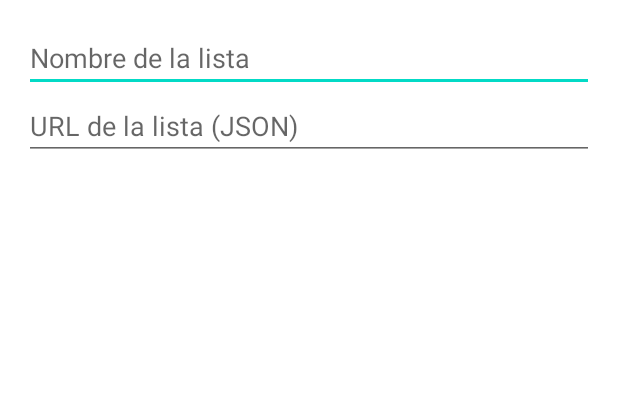
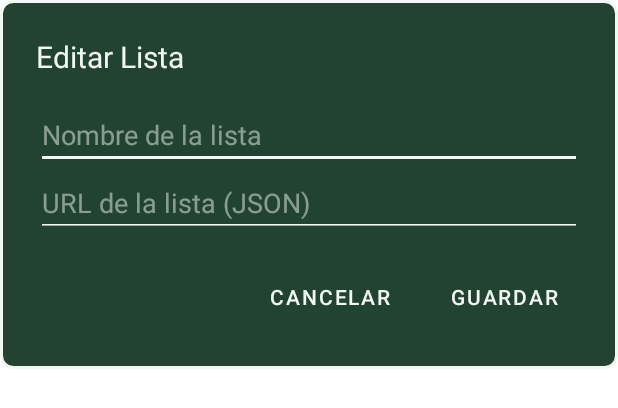
Before and after one commit to SaraLunaDev/FloraStreams2.0, an Android app built with Jetpack Compose: the layout dialog_add_edit_json.xml on its own in the app's theme, with its tools: preview values and no code run, on a phone screen of 412 x 824 dp. Shown: the top 408 px of the screen. Run offline under Robolectric (Android 15) with nearby library versions, the phone set to English and light mode, and no system bars.

Commit message:
Json Selector / Database / Color

```diff
--- a/app/build.gradle.kts
+++ b/app/build.gradle.kts
@@ -74,4 +74,8 @@ dependencies {
     implementation("androidx.room:room-runtime:2.6.1")
     implementation("androidx.room:room-ktx:2.6.1")
     kapt("androidx.room:room-compiler:2.6.1")
+
+    // Dependencia a Glide para cargar los Iconos del Json
+    implementation("com.github.bumptech.glide:glide:4.16.0")
+    kapt("com.github.bumptech.glide:compiler:4.16.0")
 }
--- a/app/src/main/java/com/example/flora_streams/adapter/SubcategoryAdapter.kt
+++ b/app/src/main/java/com/example/flora_streams/adapter/SubcategoryAdapter.kt
@@ -5,12 +5,14 @@ import android.view.LayoutInflater
 import android.view.View
 import android.view.ViewGroup
 import android.widget.Button
+import android.widget.ImageView
 import android.widget.LinearLayout
 import android.widget.TextView
 import androidx.recyclerview.widget.RecyclerView
 import com.example.flora_streams.R
 import com.example.flora_streams.files.Subcategory
 import androidx.core.net.toUri
+import com.bumptech.glide.Glide
 import com.example.flora_streams.files.openAceStream
 import com.google.android.material.button.MaterialButton
 
@@ -20,6 +22,7 @@ class SubcategoryAdapter(private val subcategories: List<Subcategory>) :
     inner class SubcategoryViewHolder(val view: View) : RecyclerView.ViewHolder(view) {
         val tvSubcategoryName: TextView = view.findViewById(R.id.tvSubcategoryName)
         val llUrls: LinearLayout = view.findViewById(R.id.llUrls)
+        val ivIcon: ImageView = view.findViewById(R.id.ivSubcategoryIcon)
     }
 
     override fun onCreateViewHolder(
@@ -36,6 +39,8 @@ class SubcategoryAdapter(private val subcategories: List<Subcategory>) :
     ) {
         val subcategory = subcategories[position]
         holder.tvSubcategoryName.text = subcategory.name
+
+        Glide.with(holder.view.context).load(subcategory.icon).into(holder.ivIcon)
 
         holder.llUrls.removeAllViews()
 
--- a/app/src/main/java/com/example/flora_streams/files/Models.kt
+++ b/app/src/main/java/com/example/flora_streams/files/Models.kt
@@ -7,6 +7,7 @@ data class Url(
 
 data class Subcategory(
     val name: String,
+    val icon: String,
     val urls: List<Url>
 )
 
--- /dev/null
+++ b/app/src/main/res/drawable/dialog_background.xml
@@ -0,0 +1,9 @@
+<?xml version="1.0" encoding="utf-8"?>
+<shape xmlns:android="http://schemas.android.com/apk/res/android"
+    android:shape="rectangle">
+    <solid android:color="@color/color_5"/> <!-- color de fondo -->
+    <corners android:radius="8dp"/> <!-- bordes redondeados -->
+    <stroke
+        android:width="2dp"
+        android:color="@color/color_1"/>
+</shape>
--- a/app/src/main/res/layout/activity_json_manager.xml
+++ b/app/src/main/res/layout/activity_json_manager.xml
@@ -2,14 +2,14 @@
 <LinearLayout xmlns:android="http://schemas.android.com/apk/res/android"
     android:layout_width="match_parent"
     android:layout_height="match_parent"
-    android:background="@color/background"
+    android:background="@color/color_6"
     android:orientation="vertical">
 
     <com.google.android.material.appbar.MaterialToolbar
         android:id="@+id/topBarManager"
         android:layout_width="match_parent"
         android:layout_height="?attr/actionBarSize"
-        android:background="@color/teal_700"
+        android:background="@color/color_5"
         android:theme="?attr/actionBarTheme"
         android:title="@string/lists" />
 
--- a/app/src/main/res/layout/dialog_add_edit_json.xml
+++ b/app/src/main/res/layout/dialog_add_edit_json.xml
@@ -1,20 +1,61 @@
-<?xml version="1.0" encoding="utf-8"?>
 <LinearLayout xmlns:android="http://schemas.android.com/apk/res/android"
+    android:layout_width="match_parent"
+    android:layout_height="wrap_content"
+    android:background="@drawable/dialog_background"
     android:orientation="vertical"
-    android:padding="16dp"
-    android:layout_width="match_parent"
-    android:layout_height="wrap_content">
+    android:padding="24dp">
+
+    <TextView
+        android:id="@+id/tvDialogTitle"
+        android:layout_width="match_parent"
+        android:layout_height="wrap_content"
+        android:paddingBottom="16dp"
+        android:text="@string/edit_json"
+        android:textColor="@color/color_1"
+        android:textSize="20sp" />
 
     <EditText
         android:id="@+id/etName"
         android:layout_width="match_parent"
         android:layout_height="wrap_content"
-        android:hint="@string/list_name" />
+        android:backgroundTint="@color/color_1"
+        android:hint="@string/list_name"
+        android:singleLine="true"
+        android:textColor="@color/color_1"
+        android:textColorHint="@color/color_1_a" />
 
     <EditText
         android:id="@+id/etUrl"
         android:layout_width="match_parent"
         android:layout_height="wrap_content"
+        android:backgroundTint="@color/color_1"
         android:hint="@string/json_url"
-        android:inputType="textUri" />
+        android:singleLine="true"
+        android:textColor="@color/color_1"
+        android:textColorHint="@color/color_1_a" />
+
+    <LinearLayout
+        android:layout_width="match_parent"
+        android:layout_height="wrap_content"
+        android:gravity="end"
+        android:orientation="horizontal"
+        android:paddingTop="16dp">
+
+        <Button
+            android:id="@+id/btnCancel"
+            android:layout_width="wrap_content"
+            android:layout_height="wrap_content"
+            android:background="?attr/selectableItemBackgroundBorderless"
+            android:text="@string/cancel"
+            android:textColor="@color/color_1" />
+
+        <Button
+            android:id="@+id/btnSave"
+            android:layout_width="wrap_content"
+            android:layout_height="wrap_content"
+            android:layout_marginStart="8dp"
+            android:background="?attr/selectableItemBackgroundBorderless"
+            android:text="@string/save"
+            android:textColor="@color/color_1" />
+    </LinearLayout>
 </LinearLayout>
--- a/app/src/main/res/layout/item_url_button.xml
+++ b/app/src/main/res/layout/item_url_button.xml
@@ -6,6 +6,8 @@
     android:layout_width="match_parent"
     android:layout_height="wrap_content"
     android:layout_margin="8dp"
-    android:backgroundTint="@color/teal_700"
-    android:textColor="@android:color/white"
+    android:backgroundTint="@color/color_4"
+    android:fontFamily="sans-serif-medium"
+    android:textColor="@color/color_1"
+    android:textSize="14sp"
     app:cornerRadius="24dp" />
--- a/app/src/main/res/values/colors.xml
+++ b/app/src/main/res/values/colors.xml
@@ -7,5 +7,12 @@
     <color name="teal_700">#FF018786</color>
     <color name="black">#FF000000</color>
     <color name="white">#FFFFFFFF</color>
-    <color name="background">#0D1B1F</color>
+
+    <color name="color_1">#f1f8f3</color>
+    <color name="color_1_a">#7FF1F8F3</color>
+    <color name="color_2">#bfdbc7</color>
+    <color name="color_3">#67a07c</color>
+    <color name="color_4">#336849</color>
+    <color name="color_5">#224331</color>
+    <color name="color_6">#1B352A</color>
 </resources>
```
Also changed, not shown: app/src/main/java/com/example/flora_streams/JsonManagerActivity.kt (+46 -6 lines), app/src/main/res/drawable/banner_category.xml (added, +35 -0 lines), app/src/main/res/layout/activity_main.xml (+11 -4 lines), app/src/main/res/layout/item_category.xml (+8 -4 lines), app/src/main/res/layout/item_json_url.xml (+5 -3 lines), app/src/main/res/layout/item_subcategory.xml (+26 -8 lines), app/src/main/res/values/styles.xml (added, +13 -0 lines), 1 other file.
